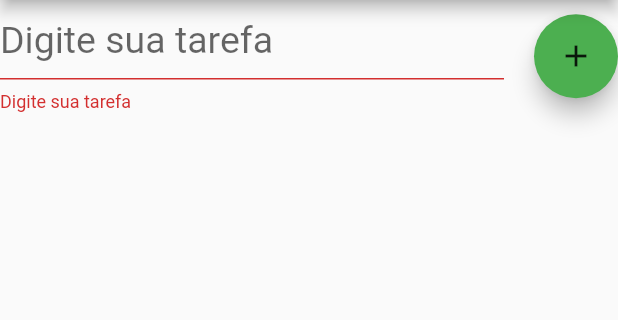
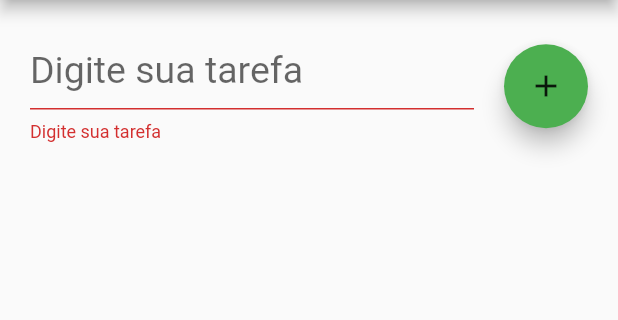
Before and after one commit to suporte3alexandre/FlutterProjects, a Flutter app: the screen it shows after launch, after a tap on the "add" icon, on a phone screen of 412 x 824 dp, the part 84-404 px from its top. Run offline on Flutter 3.47's test engine with Material 2 defaults, Android fonts, the phone set to English and light mode, and no system bars.

Commit message:
:recycle: refactor: Modificações no Código

```diff
--- /dev/null
+++ b/lib/app/my_app.dart
@@ -0,0 +1,18 @@
+import 'package:flutter/material.dart';
+import 'package:xande_todo/constants/design_constants.dart';
+import 'package:xande_todo/constants/string_constants.dart';
+
+import '../views/home_view.dart';
+
+class MyApp extends StatelessWidget {
+  const MyApp({super.key});
+
+  @override
+  Widget build(BuildContext context) {
+    return const MaterialApp(
+      title: StringConstants.title, //importado
+      home: Home(),
+      debugShowCheckedModeBanner: DesignConstants.debugShow, //importado
+    );
+  }
+}
--- a/lib/designer.dart
+++ b/lib/constants/design_constants.dart
@@ -1,19 +1,17 @@
 import 'package:flutter/material.dart';
 
-class Desiger {
+class DesignConstants {
+  //! APP CONSTANTS
   static const bool debugShow = false; //mostrar o debug
+
+  //! COLORS
   static const Color primaryColor = Color(0xFF00BFA5); //cordo do app
   static const Color childColor = Colors.black87; //cor do texto
   static const Color backgroundColor = Colors.green; //cor do fundo
+
+  //! TEXTS
+  static const double title = 25; //tamanho do titulo
+
+  //! PADDINGS
+  static const double allPadding = 20; //tamanho do padding geral
 }
-
-class TextInfo {
-  static const String title = 'Xande To-Do'; //titulo do app
-  static const String hintText = 'Digite sua tarefa'; //texto do input
-  static const String button = 'Adicionar'; //texto do botao
-}
-
-class FontSizes {
-  static const double title = 25; //tamanho do titulo
-  static const double buttonMargin = 20; //tamanho da margin e do botao
-}
--- /dev/null
+++ b/lib/constants/string_constants.dart
@@ -0,0 +1,5 @@
+class StringConstants {
+  static const String title = 'Xande To-Do'; //titulo do app
+  static const String hintText = 'Digite sua tarefa'; //texto do input
+  static const String button = 'Adicionar'; //texto do botao
+}
--- /dev/null
+++ b/lib/controllers/home_controller.dart
@@ -0,0 +1,31 @@
+import 'package:flutter/material.dart';
+
+import '../constants/string_constants.dart';
+
+class HomeController {
+  //Controlador de texto
+  final TextEditingController taskController = TextEditingController();
+
+  //Chave do formulario
+  final GlobalKey<FormState> formKey = GlobalKey<FormState>();
+
+  // lista de tasks
+  List<String> tasks = [];
+
+  //validador
+  String? validator(String value) {
+    if (value.trim().isEmpty) {
+      return StringConstants.hintText; //importado
+    }
+
+    return null;
+  }
+
+  //função do FloatingActionButton
+  void addTask() {
+    if (formKey.currentState!.validate()) {
+      tasks.add(taskController.text);
+      taskController.clear();
+    }
+  }
+}
--- a/lib/main.dart
+++ b/lib/main.dart
@@ -1,111 +1,5 @@
 import 'package:flutter/material.dart';
-import 'package:xande_todo/designer.dart';
+
+import 'app/my_app.dart';
 
 void main() => runApp(const MyApp());
-
-// MaterialApp tem varios wigets
-class MyApp extends StatelessWidget {
-  const MyApp({super.key});
-
-  @override
-  Widget build(BuildContext context) {
-    return const MaterialApp(
-      title: TextInfo.title, //importado
-      home: MyHome(),
-      debugShowCheckedModeBanner: Desiger.debugShow, //importado
-    );
-  }
-}
-
-// Criando a Classe MyHome que foi transformado em widget.
-class MyHome extends StatefulWidget {
-  const MyHome({super.key});
-
-  @override
-  State<StatefulWidget> createState() {
-    return MyHomeState();
-  }
-}
-
-// Criando um estado p/ o widget myhome.
-class MyHomeState extends State<MyHome> {
-  final TextEditingController taskController =
-      TextEditingController(); //Controlador de texto
-  final GlobalKey<FormState> formKey =
-      GlobalKey<FormState>(); //Chave do formulario
-  List<String> tasks = []; //Lista de tarefas
-  @override
-  Widget build(BuildContext context) {
-    return Scaffold(
-      appBar: AppBar(
-        backgroundColor: Desiger.backgroundColor, //importado
-        title: const Text(TextInfo.title), //importado
-      ),
-      body: Column(
-        children: <Widget>[
-          Container(
-            margin: const EdgeInsets.only(
-                bottom: FontSizes.buttonMargin), //importado
-            child: Form(
-              key: formKey,
-              child: Row(
-                children: <Widget>[
-                  Expanded(
-                    child: TextFormField(
-                      controller: taskController,
-                      style: const TextStyle(
-                        fontSize: FontSizes.title, //importado
-                        color: Desiger.childColor, //importado
-                      ),
-                      decoration: const InputDecoration(
-                        hintText: TextInfo.hintText, //importado
-                        hintStyle: TextStyle(
-                          fontSize: FontSizes.title, //importado
-                        ),
-                      ),
-                      keyboardType: TextInputType.text, //campo de texto
-                      validator: (value) {
-                        if (value!.trim().isEmpty) {
-                          return TextInfo.hintText; //importado
-                        }
-                        return null;
-                      },
-                    ),
-                  ),
-                  Container(
-                      margin: const EdgeInsets.only(
-                          left: FontSizes.buttonMargin), //
-                      child: FloatingActionButton(
-                        backgroundColor: Desiger.backgroundColor, //importado
-                        onPressed: () {
-                          if (formKey.currentState!.validate()) {
-                            setState(() {
-                              tasks.add(taskController.text);
-                            });
-                            taskController.clear();
-                          }
-                        },
-                        child: const Icon(
-                          Icons.add,
-                          color: Desiger.childColor, //importado
-                        ),
-                      ))
-                ],
-              ),
-            ),
-          ),
-          Expanded(
-              child: ListView.builder(
-            itemCount: tasks.length,
-            itemBuilder: (context, index) {
-              return Card(
-                  child: ListTile(
-                title: Text(tasks[index]),
-              ));
-            },
-          ))
-        ],
-      ),
-    );
-  }
-}
--- /dev/null
+++ b/lib/views/home_view.dart
@@ -0,0 +1,93 @@
+import 'package:flutter/material.dart';
+import 'package:xande_todo/constants/design_constants.dart';
+import 'package:xande_todo/constants/string_constants.dart';
+import 'package:xande_todo/controllers/home_controller.dart';
+
+class Home extends StatefulWidget {
+  const Home({Key? key}) : super(key: key);
+
+  @override
+  State<Home> createState() => _HomeState();
+}
+
+class _HomeState extends State<Home> {
+  final HomeController _homeController = HomeController();
+
+  //Lista de tarefas
+  @override
+  Widget build(BuildContext context) {
+    return Scaffold(
+      appBar: AppBar(
+        backgroundColor: DesignConstants.backgroundColor, //importado
+        title: const Text(
+          StringConstants.title,
+        ), //importado
+      ),
+      body: Column(
+        children: [
+          Container(
+            padding: const EdgeInsets.all(
+              DesignConstants.allPadding,
+            ), //importado
+            child: Form(
+              key: _homeController.formKey,
+              child: Row(
+                children: [
+                  Expanded(
+                    child: TextFormField(
+                      controller: _homeController.taskController,
+                      style: const TextStyle(
+                        fontSize: DesignConstants.title, //importado
+                        color: DesignConstants.childColor, //importado
+                      ),
+                      decoration: const InputDecoration(
+                        hintText: StringConstants.hintText, //importado
+                        hintStyle: TextStyle(
+                          fontSize: DesignConstants.title, //importado
+                        ),
+                      ),
+                      keyboardType: TextInputType.text, //campo de texto
+                      validator: (value) => _homeController.validator(value!),
+                    ),
+                  ),
+                  Container(
+                    padding: const EdgeInsets.only(
+                      left: DesignConstants.allPadding,
+                    ), //
+                    child: FloatingActionButton(
+                      backgroundColor:
+                          DesignConstants.backgroundColor, //importado
+                      onPressed: () {
+                        setState(() {
+                          _homeController.addTask();
+                        });
+                      },
+                      child: const Icon(
+                        Icons.add,
+                        color: DesignConstants.childColor, //importado
+                      ),
+                    ),
+                  )
+                ],
+              ),
+            ),
+          ),
+          Expanded(
+            child: ListView.builder(
+              itemCount: _homeController.tasks.length,
+              itemBuilder: (context, index) {
+                return Card(
+                  child: ListTile(
+                    title: Text(
+                      _homeController.tasks[index],
+                    ),
+                  ),
+                );
+              },
+            ),
+          ),
+        ],
+      ),
+    );
+  }
+}
--- a/pubspec.yaml
+++ b/pubspec.yaml
@@ -60,8 +60,8 @@ flutter:
   uses-material-design: true
 
   # To add assets to your application, add an assets section, like this:
-  #assets:
-  #   - images/image1.png
+  assets:
+    - lib/assets/images/image1.png
   #   - images/a_dot_ham.jpeg
 
   # An image asset can refer to one or more resolution-specific "variants", see
```
Also changed, not shown: lib/assets/images/image1.png (renamed from lib/images/image1.png).
